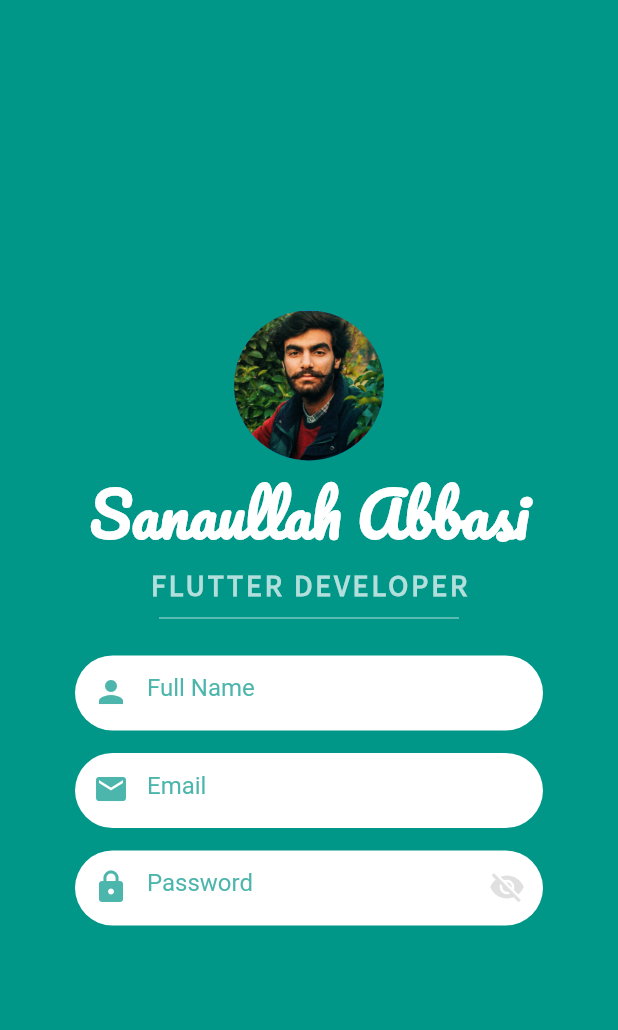
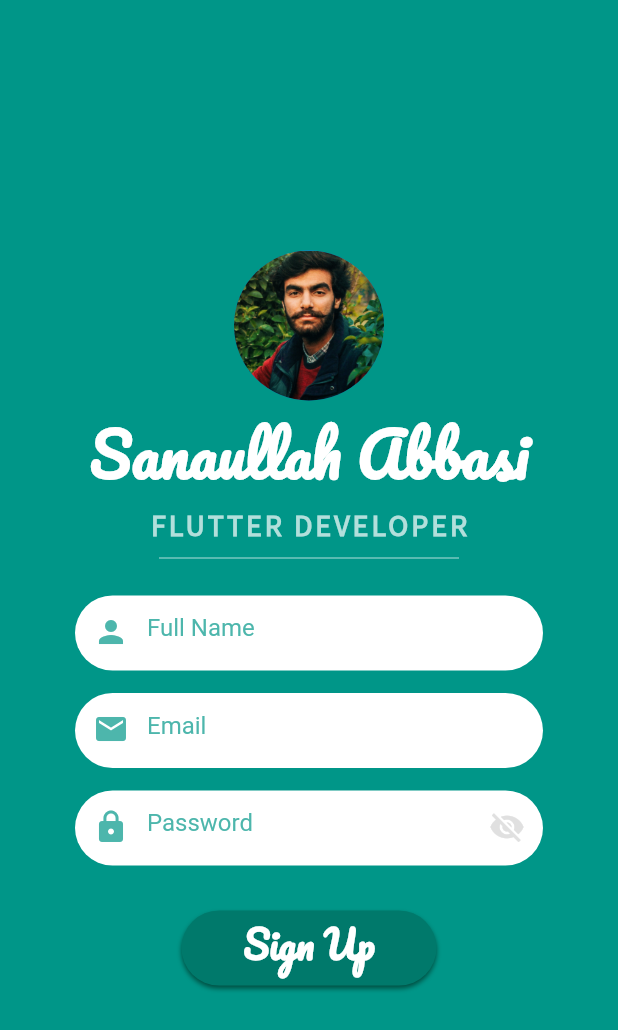
Before and after one commit to sannykhan3777/signup_flutter_responsive, a Flutter app: the screen it shows after launch, on a phone screen of 412 x 824 dp. Shown: the top 1030 px of the screen. Run offline on Flutter 3.47's test engine with Material 2 defaults, Android fonts, the phone set to English and light mode, and no system bars.

Commit message:
final commit

```diff
--- a/lib/main.dart
+++ b/lib/main.dart
@@ -153,6 +153,30 @@ class _MyAppState extends State<MyApp> {
                       ),
                     ),
                   ),
+                  SizedBox(
+                    height: 30.0,
+                  ),
+                  Container(
+                    width: 170.0,
+                    height: 50.0,
+                    decoration: BoxDecoration(
+                      color: Colors.teal.shade700,
+                      borderRadius: BorderRadius.circular(30),
+                      boxShadow: [
+                        BoxShadow(
+                          color: Colors.teal.shade900,
+                          blurRadius: 2.0,
+                          spreadRadius: 0.0,
+                          offset: Offset(0.0 , 2.0 ), // shadow direction: bottom right
+                        )
+                      ],
+                    ),
+                    margin:
+                    EdgeInsets.symmetric(vertical: 0.0, horizontal: 50.0),
+                    child: Text("Sign Up" , style: TextStyle(fontFamily: "Pacifico" , fontWeight: FontWeight.bold , fontSize: 25.0 , color: Colors.white ),textAlign: TextAlign.center,),
+
+                  ),
+
                 ],
               ),
             ),
```
